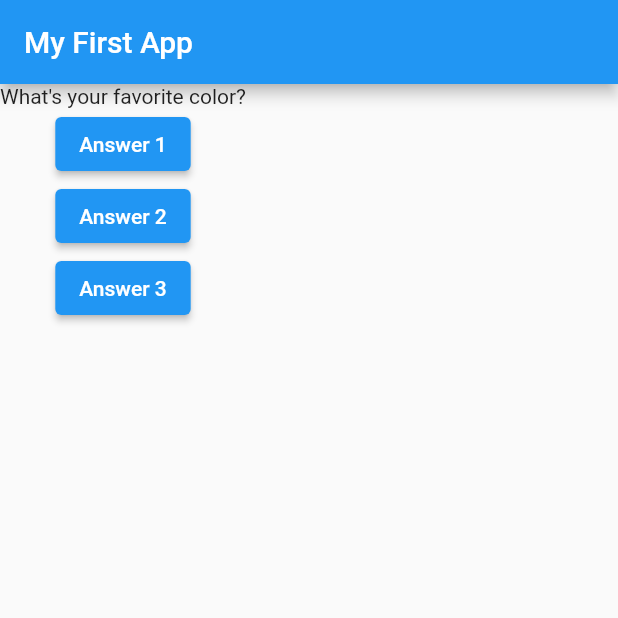
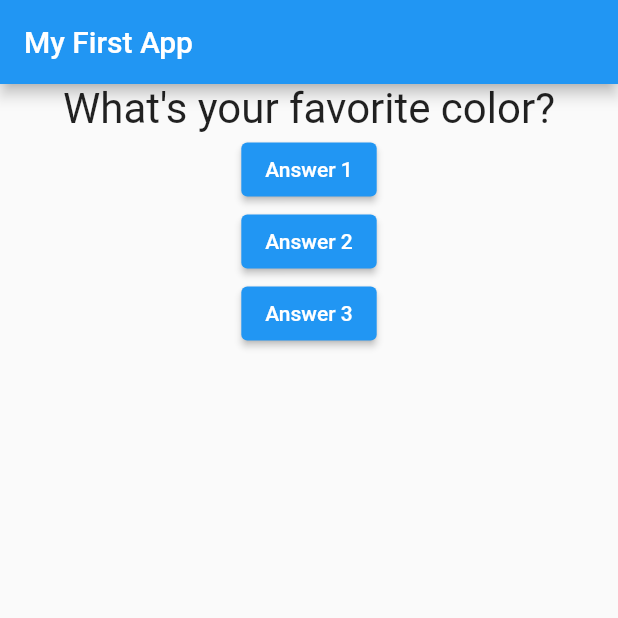
Before and after one commit to Z-kamili/Flutter_project, a Flutter app: the screen it shows after launch, on a phone screen of 412 x 824 dp, the top half of it. Run offline on Flutter 3.47's test engine with Material 2 defaults, Android fonts, the phone set to English and light mode, and no system bars.

Commit message:
add styles

```diff
--- a/lib/question.dart
+++ b/lib/question.dart
@@ -10,7 +10,15 @@ Question(this.questionText);
 @override
 Widget build(BuildContext context) {
 
-   return Text(questionText);
+   return
+   Container(
+    width: double.infinity,
+    child : Text(
+    questionText,
+    style:TextStyle(fontSize: 28),
+    textAlign: TextAlign.center,
+   ),
+);
 
 }
 
```
